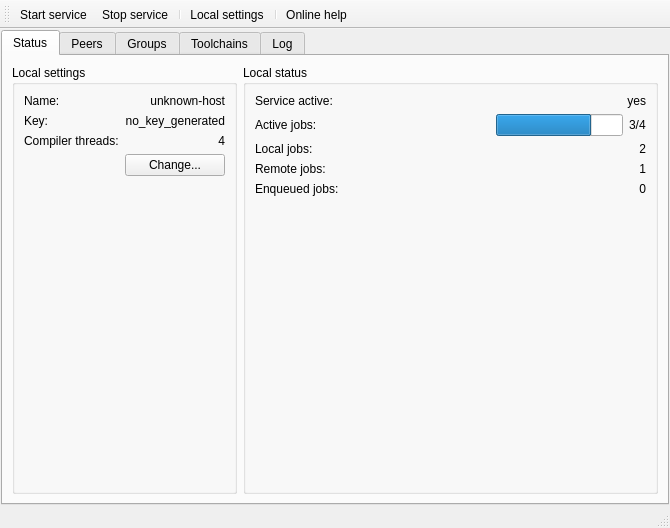
The window that ddcn_control/MainWindow.ui (mgottschlag/ddcn) describes before a commit, drawn with Qt 5.
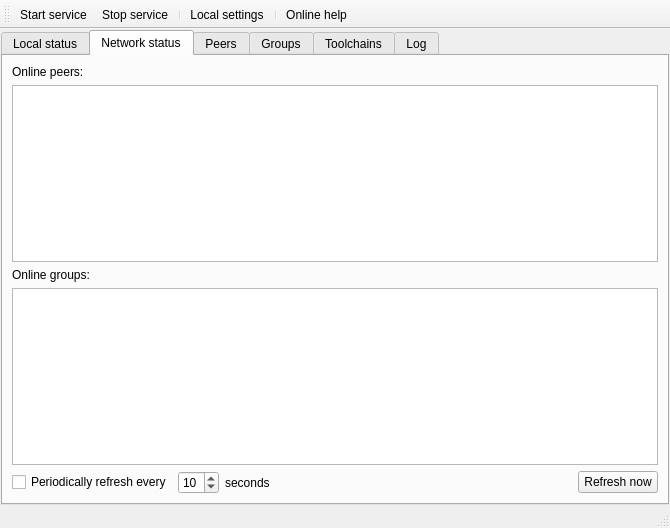
The same window after the commit. Icons and pictures are not drawn.

Commit message: ddcn_service, ddcn_control: Implemented querying network status.

Diff of the .ui file:
```diff
--- a/ddcn_control/MainWindow.ui
+++ b/ddcn_control/MainWindow.ui
@@ -28,11 +28,11 @@
     <item>
      <widget class="QTabWidget" name="tabWidget">
       <property name="currentIndex">
-       <number>0</number>
+       <number>1</number>
       </property>
       <widget class="QWidget" name="tab">
        <attribute name="title">
-        <string>Status</string>
+        <string>Local status</string>
        </attribute>
        <layout class="QHBoxLayout" name="horizontalLayout_3">
         <item>
@@ -254,6 +254,70 @@
         </item>
        </layout>
       </widget>
+      <widget class="QWidget" name="tab_6">
+       <attribute name="title">
+        <string>Network status</string>
+       </attribute>
+       <layout class="QGridLayout" name="gridLayout_4">
+        <item row="0" column="0" colspan="2">
+         <widget class="QLabel" name="label_9">
+          <property name="text">
+           <string>Online peers:</string>
+          </property>
+         </widget>
+        </item>
+        <item row="2" column="0" colspan="2">
+         <widget class="QLabel" name="label_10">
+          <property name="text">
+           <string>Online groups:</string>
+          </property>
+         </widget>
+        </item>
+        <item row="4" column="0">
+         <widget class="QCheckBox" name="autoRefresh">
+          <property name="text">
+           <string>Periodically refresh every</string>
+          </property>
+         </widget>
+        </item>
+        <item row="4" column="1">
+         <widget class="QSpinBox" name="refreshInterval">
+          <property name="minimum">
+           <number>1</number>
+          </property>
+          <property name="value">
+           <number>10</number>
+          </property>
+         </widget>
+        </item>
+        <item row="4" column="2">
+         <widget class="QLabel" name="label_8">
+          <property name="sizePolicy">
+           <sizepolicy hsizetype="Expanding" vsizetype="Preferred">
+            <horstretch>0</horstretch>
+            <verstretch>0</verstretch>
+           </sizepolicy>
+          </property>
+          <property name="text">
+           <string>seconds</string>
+          </property>
+         </widget>
+        </item>
+        <item row="4" column="3">
+         <widget class="QPushButton" name="refreshButton">
+          <property name="text">
+           <string>Refresh now</string>
+          </property>
+         </widget>
+        </item>
+        <item row="1" column="0" colspan="4">
+         <widget class="QTreeView" name="onlinePeerList"/>
+        </item>
+        <item row="3" column="0" colspan="4">
+         <widget class="QTreeView" name="onlineGroupList"/>
+        </item>
+       </layout>
+      </widget>
       <widget class="QWidget" name="tab_2">
        <attribute name="title">
         <string>Peers</string>
```
Left out of the diff: 101 changed lines with no effect on the pictures. The commit also changes 25 other files.
